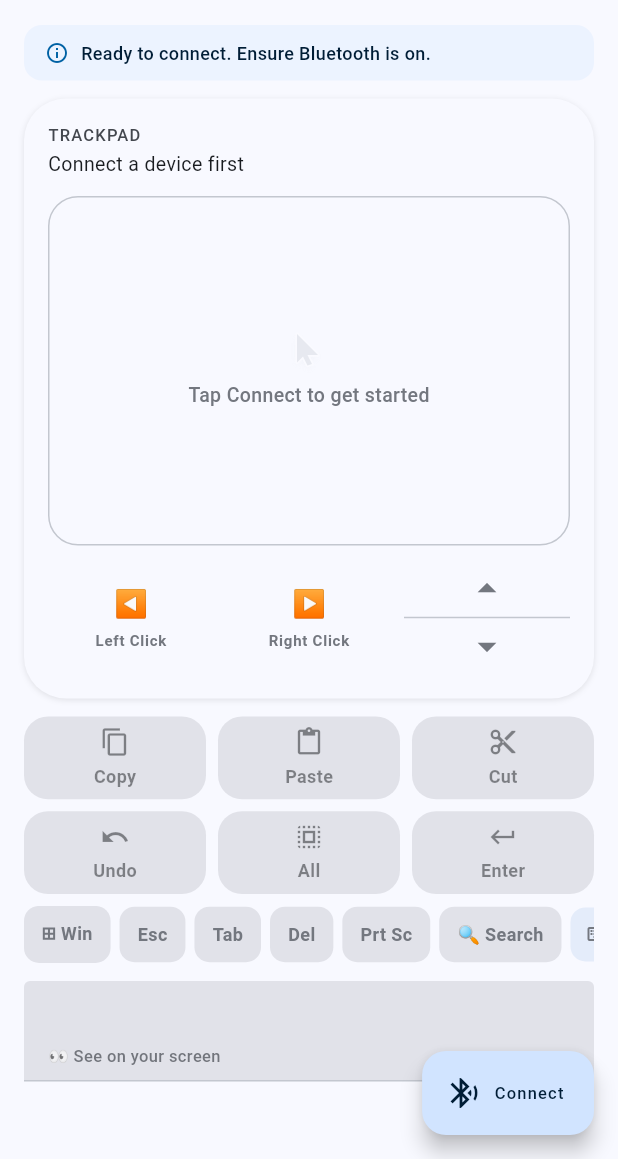
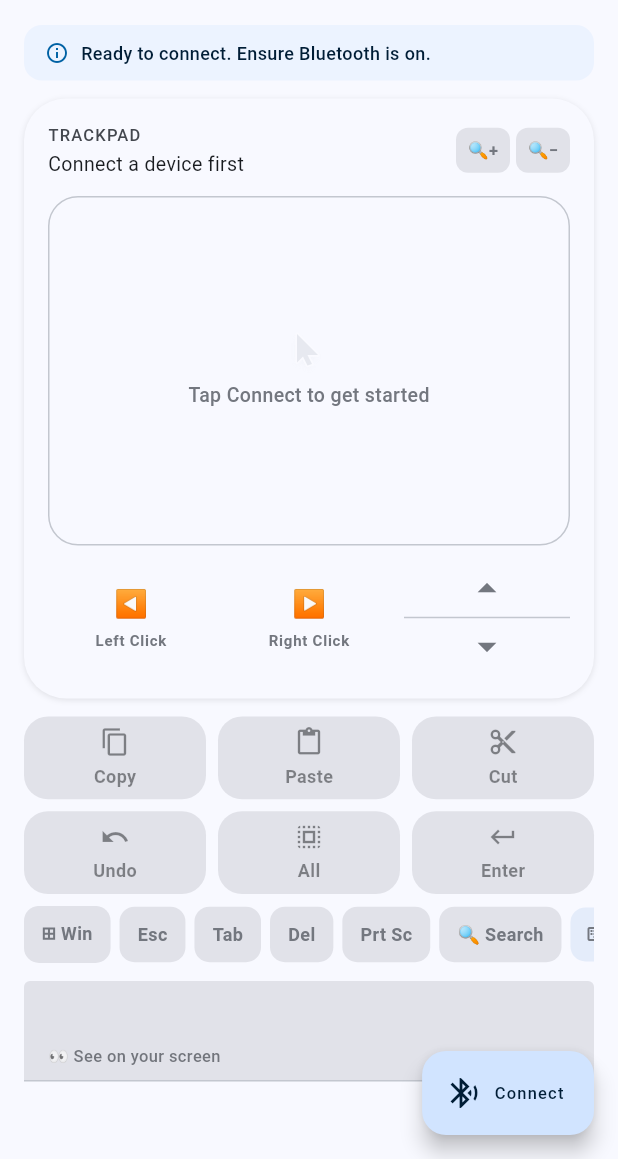
Before and after one commit to Aditya-err/WindPad-Os-Controller, a Flutter app: the screen it shows after launch, on a phone screen of 412 x 824 dp, the part 77-1236 px from its top. Run offline on Flutter 3.47's test engine with Material 3 defaults, Android fonts, the phone set to English and light mode, and no system bars; drawn by our look-alikes of flutter_animate; our stand-ins replace flutter_keyboard_visibility, flutter_rating_bar, package_info_plus, permission_handler, shared_preferences; missing offline and left inert: android_intent_plus.

Commit message:
feat: zoom in/out buttons on trackpad, dark trackpad color options

```diff
--- a/lib/services/bluetooth_hid_service.dart
+++ b/lib/services/bluetooth_hid_service.dart
@@ -58,6 +58,8 @@ class BluetoothHidService extends ChangeNotifier {
     Color(0xFFF3E5F5),
     Color(0xFFECEFF1),
     Color(0xFFFFEBEE),
+    Color(0xFF1A1A2E), // Dark Navy (night mode trackpad)
+    Color(0xFF212121), // Deep Charcoal / Graphite
   ];
 
   Color get trackpadColor => trackpadColors[_trackpadColorIndex.clamp(0, trackpadColors.length - 1)];
--- a/lib/widgets/touchpad_widget.dart
+++ b/lib/widgets/touchpad_widget.dart
@@ -74,7 +74,19 @@ class _TouchpadInternalState extends State<_TouchpadInternal> with SingleTickerP
                   Text(isConn ? "Touch to control cursor" : "Connect a device first", style: TextStyle(color: cs.onSurface, fontSize: 13)),
                 ],
               ),
-              if (activeGest != null) _buildGestureBadge(activeGest, kGestureDefinitions, cs),
+              Row(
+                children: [
+                  if (activeGest != null) ...[
+                    _buildGestureBadge(activeGest, kGestureDefinitions, cs),
+                    const SizedBox(width: 6),
+                  ],
+                  // Zoom In
+                  _buildZoomBtn("🔍+", isConn, () => btService.sendKey(0x01, [0x2E]), cs),
+                  const SizedBox(width: 4),
+                  // Zoom Out
+                  _buildZoomBtn("🔍−", isConn, () => btService.sendKey(0x01, [0x2D]), cs),
+                ],
+              ),
             ],
           ),
           const SizedBox(height: 12),
@@ -281,6 +293,24 @@ class _TouchpadInternalState extends State<_TouchpadInternal> with SingleTickerP
       ),
     );
   }
+
+  Widget _buildZoomBtn(String label, bool isConn, VoidCallback onTap, ColorScheme cs) {
+    return Material(
+      color: cs.surfaceContainerHighest,
+      borderRadius: BorderRadius.circular(8),
+      child: InkWell(
+        onTap: isConn ? onTap : null,
+        borderRadius: BorderRadius.circular(8),
+        child: SizedBox(
+          width: 36,
+          height: 30,
+          child: Center(
+            child: Text(label, style: TextStyle(fontSize: 11, fontWeight: FontWeight.w600, color: isConn ? cs.onSurface : cs.outline)),
+          ),
+        ),
+      ),
+    );
+  }
 }
 
 class RippleData {
```
